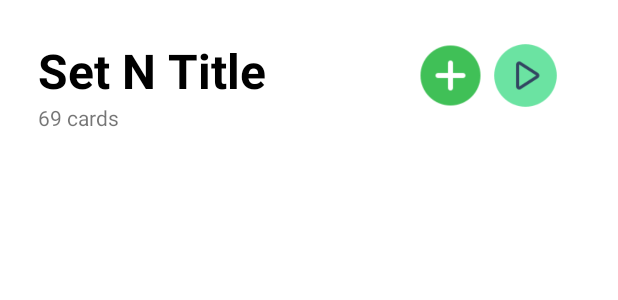
After one commit to sedna08/Flashcard-App, an Android app: the layout activity_third.xml on its own in the app's theme, with its tools: preview values and no code run, on a phone screen of 412 x 824 dp. The commit adds this screen. Shown: the top 300 px of the screen. Run offline under Robolectric (Android 15) with nearby library versions, the phone set to English and light mode, and no system bars.

Commit message:
Added ThirdView

```diff
--- a/app/build.gradle
+++ b/app/build.gradle
@@ -29,7 +29,6 @@ android {
     kotlinOptions {
         jvmTarget = '1.8'
     }
-
     buildFeatures{
         viewBinding true
     }
--- a/app/src/main/AndroidManifest.xml
+++ b/app/src/main/AndroidManifest.xml
@@ -22,7 +22,10 @@
                 <category android:name="android.intent.category.LAUNCHER" />
             </intent-filter>
         </activity>
-        <activity android:name=".SecondActivity"/>
+        <activity android:name=".SecondActivity" />
+        <activity
+            android:name=".ThirdActivity"
+            android:exported="false" />
     </application>
 
 </manifest>
--- a/app/src/main/java/com/example/flashcard_app/MainActivity.kt
+++ b/app/src/main/java/com/example/flashcard_app/MainActivity.kt
@@ -1,5 +1,6 @@
 package com.example.flashcard_app
 
+import android.content.Intent
 import androidx.appcompat.app.AppCompatActivity
 import android.os.Bundle
 import com.example.flashcard_app.databinding.ActivityMainBinding
@@ -12,7 +13,8 @@ class MainActivity : AppCompatActivity() {
         val binding = ActivityMainBinding.inflate(layoutInflater)
         setContentView(binding.root)
 
-
+        val intent = Intent(this, ThirdActivity::class.java)
+        startActivity(intent)
 
     }
 }
--- /dev/null
+++ b/app/src/main/res/layout/activity_third.xml
@@ -0,0 +1,88 @@
+<?xml version="1.0" encoding="utf-8"?>
+<ScrollView xmlns:android="http://schemas.android.com/apk/res/android"
+    xmlns:app="http://schemas.android.com/apk/res-auto"
+    xmlns:tools="http://schemas.android.com/tools"
+    android:layout_width="match_parent"
+    android:layout_height="wrap_content"
+    tools:context=".ThirdActivity">
+
+    <LinearLayout
+        android:id="@+id/linearLayout"
+        android:layout_width="match_parent"
+        android:layout_height="wrap_content"
+        android:orientation="vertical"
+        android:padding="25dp">
+
+        <LinearLayout
+            android:layout_width="match_parent"
+            android:layout_height="wrap_content"
+            android:layout_marginBottom="20dp"
+            android:orientation="horizontal">
+
+            <LinearLayout
+                android:layout_width="250dp"
+                android:layout_height="wrap_content"
+                android:orientation="vertical">
+
+                <TextView
+                    android:id="@+id/tvTitle"
+                    android:layout_width="wrap_content"
+                    android:layout_height="wrap_content"
+                    android:text="Set N Title"
+                    android:textColor="@color/black"
+                    android:textSize="32sp"
+                    android:textStyle="bold"
+                    tools:layout_conversion_absoluteHeight="43dp"
+                    tools:layout_conversion_absoluteWidth="371dp"
+                    tools:layout_editor_absoluteX="20dp"
+                    tools:layout_editor_absoluteY="20dp" />
+
+                <TextView
+                    android:id="@+id/tvNumberOfCards"
+                    android:layout_width="match_parent"
+                    android:layout_height="wrap_content"
+                    android:text="69 cards" />
+
+            </LinearLayout>
+
+            <LinearLayout
+                android:layout_width="wrap_content"
+                android:layout_height="match_parent"
+                android:orientation="horizontal">
+
+                <ImageButton
+                    android:id="@+id/imageButton2"
+                    android:layout_width="50dp"
+                    android:layout_height="50dp"
+                    android:layout_weight="1"
+                    android:adjustViewBounds="true"
+                    android:background="?attr/selectableItemBackgroundBorderless"
+                    android:scaleType="fitCenter"
+                    app:srcCompat="@drawable/add" />
+
+                <ImageButton
+                    android:id="@+id/imageButton3"
+                    android:layout_width="50dp"
+                    android:layout_height="50dp"
+                    android:layout_weight="1"
+                    android:adjustViewBounds="true"
+                    android:background="?attr/selectableItemBackgroundBorderless"
+                    android:scaleType="fitCenter"
+                    app:srcCompat="@drawable/iconplay" />
+            </LinearLayout>
+
+        </LinearLayout>
+
+        <androidx.recyclerview.widget.RecyclerView
+            android:id="@+id/rvQuestions"
+            android:layout_width="match_parent"
+            android:layout_height="wrap_content"
+            tools:layout_conversion_absoluteHeight="189dp"
+            tools:layout_conversion_absoluteWidth="371dp"
+            tools:layout_editor_absoluteX="20dp"
+            tools:layout_editor_absoluteY="83dp">
+
+        </androidx.recyclerview.widget.RecyclerView>
+
+    </LinearLayout>
+</ScrollView>
--- a/build.gradle
+++ b/build.gradle
@@ -2,7 +2,7 @@
 plugins {
     id 'com.android.application' version '7.2.1' apply false
     id 'com.android.library' version '7.2.1' apply false
-    id 'org.jetbrains.kotlin.android' version '1.7.0' apply false
+    id 'org.jetbrains.kotlin.android' version '1.7.10' apply false
 }
 
 task clean(type: Delete) {
```
Also changed, not shown: app/src/main/java/com/example/flashcard_app/ThirdActivity.kt (added, +111 -0 lines), app/src/main/res/layout/flash_card_layout.xml (added, +82 -0 lines), app/src/main/res/font/bungee.otf (added).
